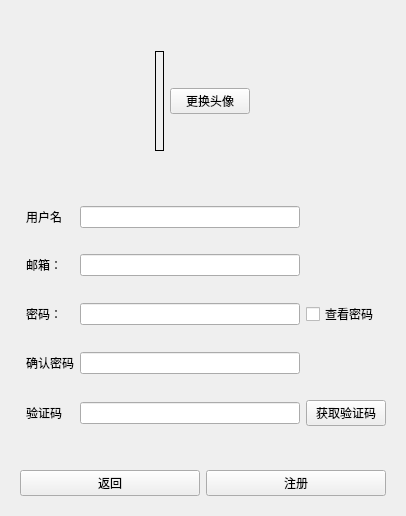
This is smallWidget/registerform.ui in az7792/MyChatClient as Qt 5 draws it before an edit. The edited form follows.
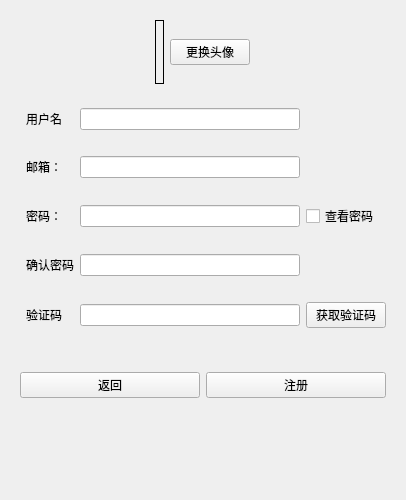
This is the edited form. Icons and pictures are not drawn.

The edit to the form file:
```diff
--- a/smallWidget/registerform.ui
+++ b/smallWidget/registerform.ui
@@ -7,7 +7,7 @@
     <x>0</x>
     <y>0</y>
     <width>406</width>
-    <height>516</height>
+    <height>500</height>
    </rect>
   </property>
   <property name="windowTitle">
@@ -283,6 +283,19 @@
      </layout>
     </widget>
    </item>
+   <item>
+    <spacer name="verticalSpacer">
+     <property name="orientation">
+      <enum>Qt::Vertical</enum>
+     </property>
+     <property name="sizeHint" stdset="0">
+      <size>
+       <width>20</width>
+       <height>40</height>
+      </size>
+     </property>
+    </spacer>
+   </item>
   </layout>
  </widget>
  <resources>
```
Left out of the diff: 6 changed lines with no effect on the pictures.
